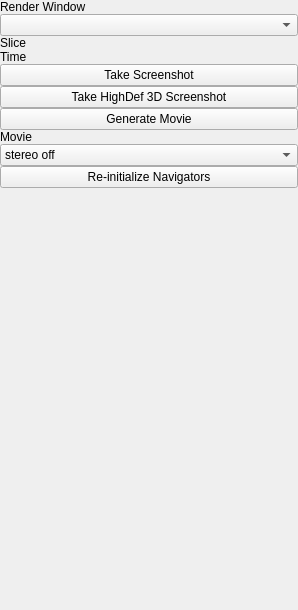
First picture: the form in Examples/Plugins/org.mitk.example.gui.imaging/src/internal/simpleexample/QmitkSimpleExampleViewControls.ui, repository MITK/MITK, before the edit.
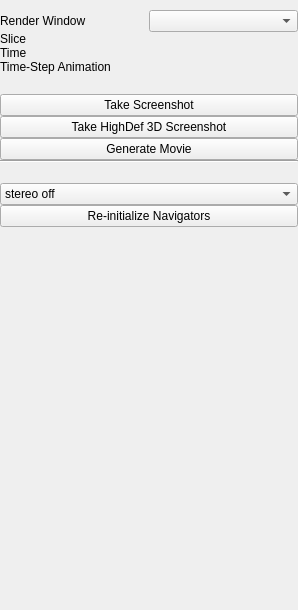
Second picture: the form after the edit. Custom widgets are drawn as their Qt base class.

Commit message: Simple Example Panel Re-Design

The edit to the form file:
```diff
--- a/Examples/Plugins/org.mitk.example.gui.imaging/src/internal/simpleexample/QmitkSimpleExampleViewControls.ui
+++ b/Examples/Plugins/org.mitk.example.gui.imaging/src/internal/simpleexample/QmitkSimpleExampleViewControls.ui
@@ -24,6 +24,24 @@
   </property>
   <layout class="QVBoxLayout" name="verticalLayout">
    <item>
+    <spacer name="verticalSpacer_4">
+     <property name="orientation">
+      <enum>Qt::Vertical</enum>
+     </property>
+     <property name="sizeType">
+      <enum>QSizePolicy::Minimum</enum>
+     </property>
+     <property name="sizeHint" stdset="0">
+      <size>
+       <width>20</width>
+       <height>10</height>
+      </size>
+     </property>
+    </spacer>
+   </item>
+   <item>
+    <layout class="QHBoxLayout" name="horizontalLayout_4">
+     <item>
     <widget class="QLabel" name="label_4">
      <property name="text">
       <string>Render Window</string>
@@ -33,6 +51,8 @@
    <item>
     <widget class="QComboBox" name="renderWindowComboBox"/>
    </item>
+    </layout>
+   </item>
    <item>
     <layout class="QHBoxLayout" name="horizontalLayout">
      <item>
@@ -75,6 +95,44 @@
      </item>
     </layout>
    </item>
+   <item>
+    <layout class="QHBoxLayout" name="horizontalLayout_3">
+     <item>
+      <widget class="QLabel" name="label_3">
+       <property name="text">
+        <string>Time-Step Animation</string>
+       </property>
+      </widget>
+     </item>
+     <item>
+      <widget class="QmitkPrimitiveMovieNavigatorWidget" name="movieNavigatorTime" native="true">
+       <property name="sizePolicy">
+        <sizepolicy hsizetype="Preferred" vsizetype="Preferred">
+         <horstretch>1</horstretch>
+         <verstretch>0</verstretch>
+        </sizepolicy>
+       </property>
+       <zorder>spacer1</zorder>
+      </widget>
+     </item>
+    </layout>
+   </item>
+   <item>
+    <spacer name="verticalSpacer_3">
+     <property name="orientation">
+      <enum>Qt::Vertical</enum>
+     </property>
+     <property name="sizeType">
+      <enum>QSizePolicy::Minimum</enum>
+     </property>
+     <property name="sizeHint" stdset="0">
+      <size>
+       <width>20</width>
+       <height>20</height>
+      </size>
+     </property>
+    </spacer>
+   </item>
    <item>
     <widget class="QPushButton" name="m_TakeScreenshotBtn">
      <property name="text">
@@ -106,27 +164,8 @@
     </widget>
    </item>
    <item>
-    <layout class="QHBoxLayout" name="horizontalLayout_3">
-     <item>
-      <widget class="QLabel" name="label_3">
-       <property name="text">
-        <string>Movie</string>
-       </property>
-      </widget>
-     </item>
-     <item>
-      <widget class="QmitkPrimitiveMovieNavigatorWidget" name="movieNavigatorTime" native="true">
-       <property name="sizePolicy">
-        <sizepolicy hsizetype="Preferred" vsizetype="Preferred">
-         <horstretch>1</horstretch>
-         <verstretch>0</verstretch>
-        </sizepolicy>
-       </property>
-      </widget>
-     </item>
-    </layout>
-   </item>
-   <item>
+    <layout class="QGridLayout" name="gridLayout">
+     <item row="2" column="0">
     <widget class="QComboBox" name="stereoSelect">
      <property name="minimumSize">
       <size>
@@ -151,25 +190,47 @@
      </item>
     </widget>
    </item>
-   <item>
+     <item row="0" column="0">
+      <widget class="Line" name="line">
+       <property name="orientation">
+        <enum>Qt::Horizontal</enum>
+       </property>
+      </widget>
+     </item>
+     <item row="3" column="0">
     <widget class="QPushButton" name="reInitializeNavigatorsButton">
      <property name="text">
       <string>Re-initialize Navigators</string>
      </property>
     </widget>
    </item>
-   <item>
-    <spacer name="spacer1">
+     <item row="1" column="0">
+      <spacer name="verticalSpacer_2">
      <property name="orientation">
       <enum>Qt::Vertical</enum>
      </property>
      <property name="sizeType">
-      <enum>QSizePolicy::Expanding</enum>
+        <enum>QSizePolicy::Minimum</enum>
      </property>
      <property name="sizeHint" stdset="0">
       <size>
        <width>20</width>
-       <height>230</height>
+         <height>20</height>
+        </size>
+       </property>
+      </spacer>
+     </item>
+    </layout>
+   </item>
+   <item>
+    <spacer name="verticalSpacer">
+     <property name="orientation">
+      <enum>Qt::Vertical</enum>
+     </property>
+     <property name="sizeHint" stdset="0">
+      <size>
+       <width>20</width>
+       <height>40</height>
       </size>
      </property>
     </spacer>
```
Left out of the diff: 3 changed lines with no effect on the pictures. Lines whose indentation alone changed are shown as unchanged.
